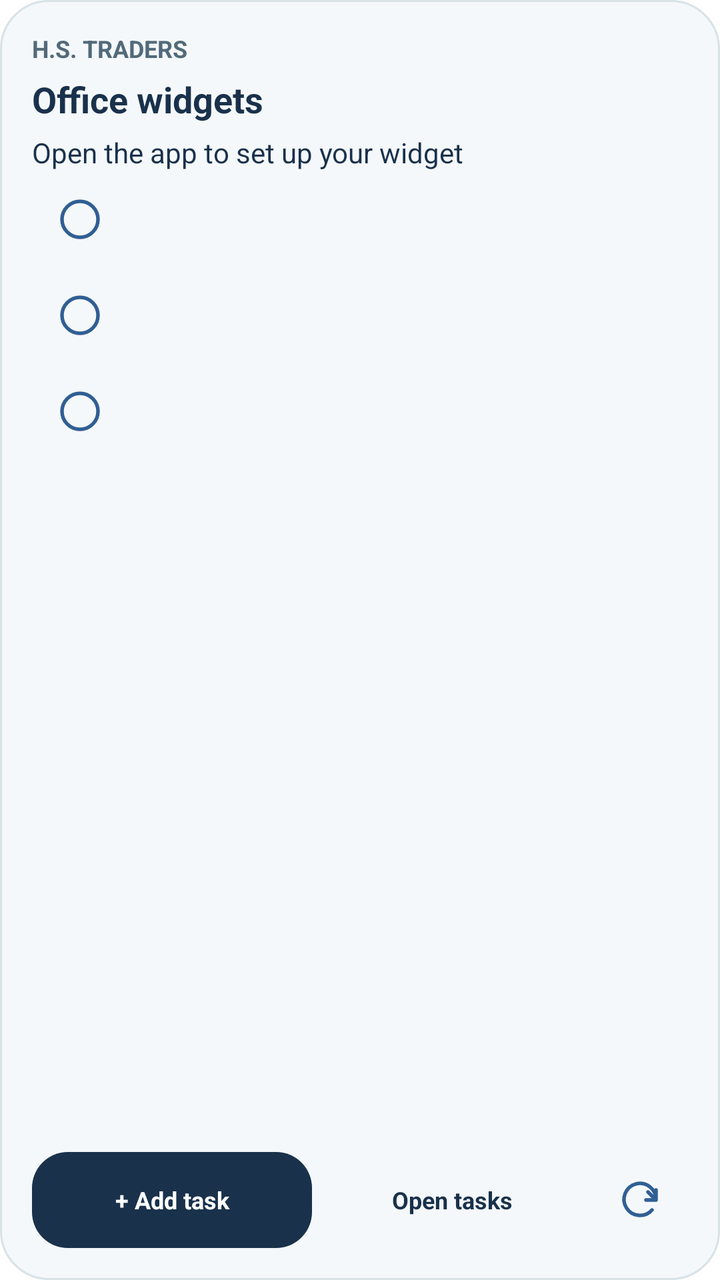
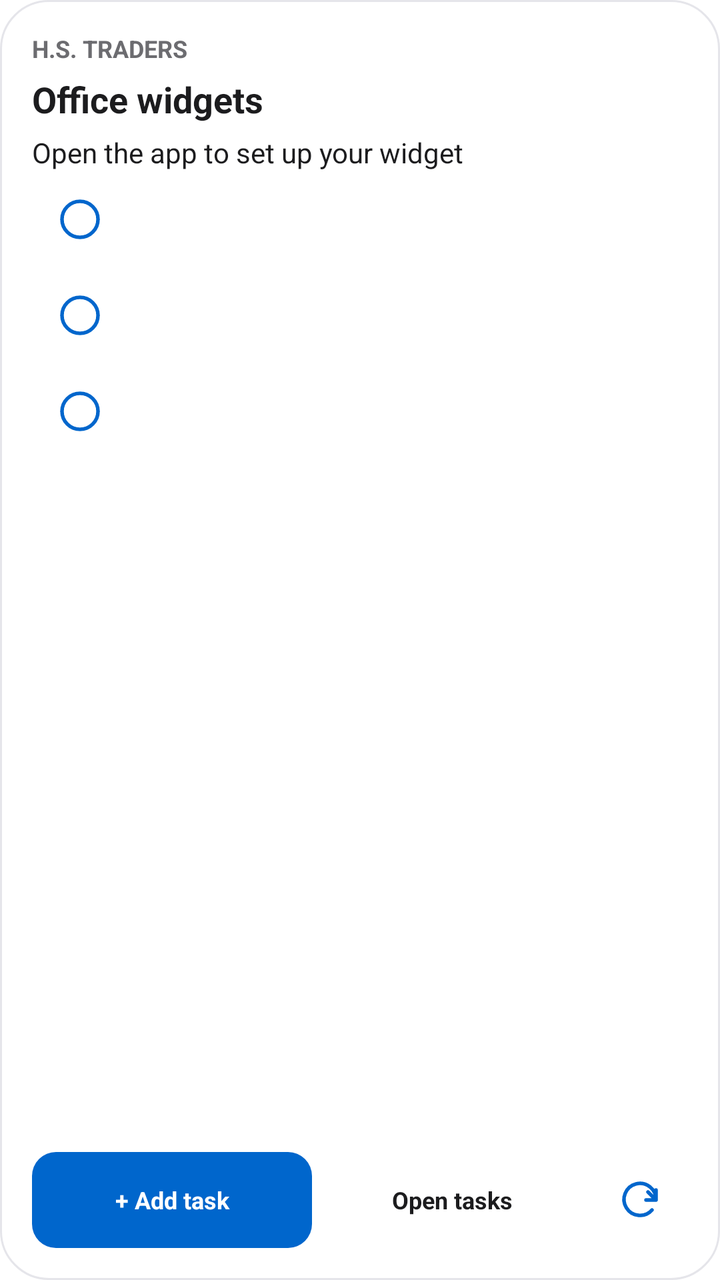

Two renders of the same Android screen: before a commit and after it. Below are the layout's source before the change and the commit's diff.
<!-- AndroidManifest.xml: fallback theme Theme.MaterialComponents.DayNight.NoActionBar -->
<!-- res/layout/office_widget.xml -->
<LinearLayout xmlns:android="http://schemas.android.com/apk/res/android"
  android:id="@+id/widget_root" android:layout_width="match_parent" android:layout_height="match_parent"
  android:orientation="vertical" android:padding="16dp" android:background="@drawable/office_widget_background">
  <TextView android:id="@+id/widget_brand" android:layout_width="match_parent" android:layout_height="wrap_content"
    android:text="@string/office_widget_brand" android:textColor="#526A7A" android:textSize="12sp" android:textStyle="bold" />
  <TextView android:id="@+id/widget_title" android:layout_width="match_parent" android:layout_height="wrap_content"
    android:layout_marginTop="5dp" android:text="@string/office_widget_setup_title" android:textColor="#19314B" android:textSize="18sp"
    android:textStyle="bold" android:maxLines="2" android:ellipsize="end" />
  <TextView android:id="@+id/widget_summary" android:layout_width="match_parent" android:layout_height="wrap_content"
    android:layout_marginTop="5dp" android:text="@string/office_widget_setup_copy" android:textColor="#19314B"
    android:textSize="14sp" android:maxLines="2" android:ellipsize="end" />
  <LinearLayout android:id="@+id/widget_task1" android:layout_width="match_parent" android:layout_height="48dp" android:orientation="horizontal" android:gravity="center_vertical">
    <ImageButton android:id="@+id/widget_done1" android:layout_width="48dp" android:layout_height="48dp" android:padding="13dp" android:src="@drawable/office_widget_checkbox" android:background="@android:color/transparent" android:contentDescription="@string/office_widget_mark_done"/>
    <TextView android:id="@+id/widget_row1" android:layout_width="0dp" android:layout_weight="1" android:layout_height="match_parent" android:gravity="center_vertical" android:textColor="#19314B" android:textSize="12sp" android:maxLines="2" android:ellipsize="end" />
  </LinearLayout>
  <LinearLayout android:id="@+id/widget_task2" android:layout_width="match_parent" android:layout_height="48dp" android:orientation="horizontal" android:gravity="center_vertical">
    <ImageButton android:id="@+id/widget_done2" android:layout_width="48dp" android:layout_height="48dp" android:padding="13dp" android:src="@drawable/office_widget_checkbox" android:background="@android:color/transparent" android:contentDescription="@string/office_widget_mark_done"/>
    <TextView android:id="@+id/widget_row2" android:layout_width="0dp" android:layout_weight="1" android:layout_height="match_parent" android:gravity="center_vertical" android:textColor="#19314B" android:textSize="12sp" android:maxLines="2" android:ellipsize="end" />
  </LinearLayout>
  <LinearLayout android:id="@+id/widget_task3" android:layout_width="match_parent" android:layout_height="48dp" android:orientation="horizontal" android:gravity="center_vertical">
    <ImageButton android:id="@+id/widget_done3" android:layout_width="48dp" android:layout_height="48dp" android:padding="13dp" android:src="@drawable/office_widget_checkbox" android:background="@android:color/transparent" android:contentDescription="@string/office_widget_mark_done"/>
    <TextView android:id="@+id/widget_row3" android:layout_width="0dp" android:layout_weight="1" android:layout_height="match_parent" android:gravity="center_vertical" android:textColor="#19314B" android:textSize="12sp" android:maxLines="2" android:ellipsize="end" />
  </LinearLayout>
  <TextView android:layout_width="1dp" android:layout_height="0dp" android:layout_weight="1" />
  <TextView android:id="@+id/widget_updated" android:layout_width="match_parent" android:layout_height="wrap_content"
    android:layout_marginTop="6dp" android:textColor="#526A7A" android:textSize="12sp" android:maxLines="1" android:ellipsize="end" />
  <LinearLayout android:layout_width="match_parent" android:layout_height="48dp" android:orientation="horizontal" android:layout_marginTop="8dp">
    <TextView android:id="@+id/widget_add" android:layout_width="0dp" android:layout_weight="1" android:layout_height="48dp" android:gravity="center" android:text="@string/office_widget_add" android:textSize="12sp" android:textStyle="bold" android:textColor="#FFFFFF" android:background="@drawable/office_widget_button"/>
    <TextView android:id="@+id/widget_open" android:layout_width="0dp" android:layout_weight="1" android:layout_height="48dp" android:gravity="center" android:text="@string/office_widget_open_tasks" android:textSize="12sp" android:textStyle="bold" android:textColor="#19314B"/>
    <ImageButton android:id="@+id/widget_refresh" android:layout_width="48dp" android:layout_height="48dp" android:padding="14dp" android:src="@drawable/office_widget_refresh" android:contentDescription="@string/office_widget_refresh" android:background="@android:color/transparent"/>
  </LinearLayout>
</LinearLayout>
<!-- resources referenced by this layout -->
<resources>
  <!-- drawable office_widget_background (drawable) -->
  <shape xmlns:android="http://schemas.android.com/apk/res/android">
    <solid android:color="#F4F8FA" /><corners android:radius="24dp" />
    <stroke android:width="1dp" android:color="#D8E2E7" />
  </shape>
  <!-- drawable office_widget_button (drawable) -->
  <shape xmlns:android="http://schemas.android.com/apk/res/android">
    <solid android:color="#19314B" /><corners android:radius="18dp" />
  </shape>
  <!-- drawable office_widget_checkbox (drawable) -->
  <vector xmlns:android="http://schemas.android.com/apk/res/android" android:width="24dp" android:height="24dp" android:viewportWidth="24" android:viewportHeight="24"><path android:pathData="M12,3a9,9 0,1 0,0 18a9,9 0,1 0,0 -18" android:strokeColor="#315f94" android:strokeWidth="1.8" android:strokeLineCap="round" android:strokeLineJoin="round" android:fillColor="@android:color/transparent"/></vector>
  <!-- drawable office_widget_refresh (drawable) -->
  <vector xmlns:android="http://schemas.android.com/apk/res/android" android:width="24dp" android:height="24dp" android:viewportWidth="24" android:viewportHeight="24"><path android:pathData="M20,7v5h-5M20,12a8,8 0,1 0,-2 5M20,12L16,8" android:strokeColor="#315f94" android:strokeWidth="1.8" android:strokeLineCap="round" android:strokeLineJoin="round" android:fillColor="@android:color/transparent"/></vector>
  <string name="office_widget_add">+ Add task</string>
  <string name="office_widget_brand">H.S. TRADERS</string>
  <string name="office_widget_mark_done">Mark task done</string>
  <string name="office_widget_open_tasks">Open tasks</string>
  <string name="office_widget_refresh">Refresh tasks</string>
  <string name="office_widget_setup_copy">Open the app to set up your widget</string>
  <string name="office_widget_setup_title">Office widgets</string>
</resources>

<!-- the commit's change to res/layout/office_widget.xml (unified diff, before → after) -->
@@ -2,31 +2,31 @@
   android:id="@+id/widget_root" android:layout_width="match_parent" android:layout_height="match_parent"
   android:orientation="vertical" android:padding="16dp" android:background="@drawable/office_widget_background">
   <TextView android:id="@+id/widget_brand" android:layout_width="match_parent" android:layout_height="wrap_content"
-    android:text="@string/office_widget_brand" android:textColor="#526A7A" android:textSize="12sp" android:textStyle="bold" />
+    android:text="@string/office_widget_brand" android:textColor="#6c6c70" android:textSize="12sp" android:textStyle="bold" />
   <TextView android:id="@+id/widget_title" android:layout_width="match_parent" android:layout_height="wrap_content"
-    android:layout_marginTop="5dp" android:text="@string/office_widget_setup_title" android:textColor="#19314B" android:textSize="18sp"
+    android:layout_marginTop="5dp" android:text="@string/office_widget_setup_title" android:textColor="#1c1c1e" android:textSize="18sp"
     android:textStyle="bold" android:maxLines="2" android:ellipsize="end" />
   <TextView android:id="@+id/widget_summary" android:layout_width="match_parent" android:layout_height="wrap_content"
-    android:layout_marginTop="5dp" android:text="@string/office_widget_setup_copy" android:textColor="#19314B"
+    android:layout_marginTop="5dp" android:text="@string/office_widget_setup_copy" android:textColor="#1c1c1e"
     android:textSize="14sp" android:maxLines="2" android:ellipsize="end" />
   <LinearLayout android:id="@+id/widget_task1" android:layout_width="match_parent" android:layout_height="48dp" android:orientation="horizontal" android:gravity="center_vertical">
     <ImageButton android:id="@+id/widget_done1" android:layout_width="48dp" android:layout_height="48dp" android:padding="13dp" android:src="@drawable/office_widget_checkbox" android:background="@android:color/transparent" android:contentDescription="@string/office_widget_mark_done"/>
-    <TextView android:id="@+id/widget_row1" android:layout_width="0dp" android:layout_weight="1" android:layout_height="match_parent" android:gravity="center_vertical" android:textColor="#19314B" android:textSize="12sp" android:maxLines="2" android:ellipsize="end" />
+    <TextView android:id="@+id/widget_row1" android:layout_width="0dp" android:layout_weight="1" android:layout_height="match_parent" android:gravity="center_vertical" android:textColor="#1c1c1e" android:textSize="12sp" android:maxLines="2" android:ellipsize="end" />
   </LinearLayout>
   <LinearLayout android:id="@+id/widget_task2" android:layout_width="match_parent" android:layout_height="48dp" android:orientation="horizontal" android:gravity="center_vertical">
     <ImageButton android:id="@+id/widget_done2" android:layout_width="48dp" android:layout_height="48dp" android:padding="13dp" android:src="@drawable/office_widget_checkbox" android:background="@android:color/transparent" android:contentDescription="@string/office_widget_mark_done"/>
-    <TextView android:id="@+id/widget_row2" android:layout_width="0dp" android:layout_weight="1" android:layout_height="match_parent" android:gravity="center_vertical" android:textColor="#19314B" android:textSize="12sp" android:maxLines="2" android:ellipsize="end" />
+    <TextView android:id="@+id/widget_row2" android:layout_width="0dp" android:layout_weight="1" android:layout_height="match_parent" android:gravity="center_vertical" android:textColor="#1c1c1e" android:textSize="12sp" android:maxLines="2" android:ellipsize="end" />
   </LinearLayout>
   <LinearLayout android:id="@+id/widget_task3" android:layout_width="match_parent" android:layout_height="48dp" android:orientation="horizontal" android:gravity="center_vertical">
     <ImageButton android:id="@+id/widget_done3" android:layout_width="48dp" android:layout_height="48dp" android:padding="13dp" android:src="@drawable/office_widget_checkbox" android:background="@android:color/transparent" android:contentDescription="@string/office_widget_mark_done"/>
-    <TextView android:id="@+id/widget_row3" android:layout_width="0dp" android:layout_weight="1" android:layout_height="match_parent" android:gravity="center_vertical" android:textColor="#19314B" android:textSize="12sp" android:maxLines="2" android:ellipsize="end" />
+    <TextView android:id="@+id/widget_row3" android:layout_width="0dp" android:layout_weight="1" android:layout_height="match_parent" android:gravity="center_vertical" android:textColor="#1c1c1e" android:textSize="12sp" android:maxLines="2" android:ellipsize="end" />
   </LinearLayout>
   <TextView android:layout_width="1dp" android:layout_height="0dp" android:layout_weight="1" />
   <TextView android:id="@+id/widget_updated" android:layout_width="match_parent" android:layout_height="wrap_content"
-    android:layout_marginTop="6dp" android:textColor="#526A7A" android:textSize="12sp" android:maxLines="1" android:ellipsize="end" />
+    android:layout_marginTop="6dp" android:textColor="#6c6c70" android:textSize="12sp" android:maxLines="1" android:ellipsize="end" />
   <LinearLayout android:layout_width="match_parent" android:layout_height="48dp" android:orientation="horizontal" android:layout_marginTop="8dp">
     <TextView android:id="@+id/widget_add" android:layout_width="0dp" android:layout_weight="1" android:layout_height="48dp" android:gravity="center" android:text="@string/office_widget_add" android:textSize="12sp" android:textStyle="bold" android:textColor="#FFFFFF" android:background="@drawable/office_widget_button"/>
-    <TextView android:id="@+id/widget_open" android:layout_width="0dp" android:layout_weight="1" android:layout_height="48dp" android:gravity="center" android:text="@string/office_widget_open_tasks" android:textSize="12sp" android:textStyle="bold" android:textColor="#19314B"/>
+    <TextView android:id="@+id/widget_open" android:layout_width="0dp" android:layout_weight="1" android:layout_height="48dp" android:gravity="center" android:text="@string/office_widget_open_tasks" android:textSize="12sp" android:textStyle="bold" android:textColor="#1c1c1e"/>
     <ImageButton android:id="@+id/widget_refresh" android:layout_width="48dp" android:layout_height="48dp" android:padding="14dp" android:src="@drawable/office_widget_refresh" android:contentDescription="@string/office_widget_refresh" android:background="@android:color/transparent"/>
   </LinearLayout>
 </LinearLayout>
<!-- resource entries referenced after the edit -->
@@ -2,17 +2,17 @@
 <resources>
   <!-- drawable office_widget_background (drawable) -->
   <shape xmlns:android="http://schemas.android.com/apk/res/android">
-    <solid android:color="#F4F8FA" /><corners android:radius="24dp" />
-    <stroke android:width="1dp" android:color="#D8E2E7" />
+    <solid android:color="#FFFFFF" /><corners android:radius="24dp" />
+    <stroke android:width="1dp" android:color="#E5E5EA" />
   </shape>
   <!-- drawable office_widget_button (drawable) -->
   <shape xmlns:android="http://schemas.android.com/apk/res/android">
-    <solid android:color="#19314B" /><corners android:radius="18dp" />
+    <solid android:color="#0066cc" /><corners android:radius="12dp" />
   </shape>
   <!-- drawable office_widget_checkbox (drawable) -->
-  <vector xmlns:android="http://schemas.android.com/apk/res/android" android:width="24dp" android:height="24dp" android:viewportWidth="24" android:viewportHeight="24"><path android:pathData="M12,3a9,9 0,1 0,0 18a9,9 0,1 0,0 -18" android:strokeColor="#315f94" android:strokeWidth="1.8" android:strokeLineCap="round" android:strokeLineJoin="round" android:fillColor="@android:color/transparent"/></vector>
+  <vector xmlns:android="http://schemas.android.com/apk/res/android" android:width="24dp" android:height="24dp" android:viewportWidth="24" android:viewportHeight="24"><path android:pathData="M12,3a9,9 0,1 0,0 18a9,9 0,1 0,0 -18" android:strokeColor="#0066cc" android:strokeWidth="1.8" android:strokeLineCap="round" android:strokeLineJoin="round" android:fillColor="@android:color/transparent"/></vector>
   <!-- drawable office_widget_refresh (drawable) -->
-  <vector xmlns:android="http://schemas.android.com/apk/res/android" android:width="24dp" android:height="24dp" android:viewportWidth="24" android:viewportHeight="24"><path android:pathData="M20,7v5h-5M20,12a8,8 0,1 0,-2 5M20,12L16,8" android:strokeColor="#315f94" android:strokeWidth="1.8" android:strokeLineCap="round" android:strokeLineJoin="round" android:fillColor="@android:color/transparent"/></vector>
+  <vector xmlns:android="http://schemas.android.com/apk/res/android" android:width="24dp" android:height="24dp" android:viewportWidth="24" android:viewportHeight="24"><path android:pathData="M20,7v5h-5M20,12a8,8 0,1 0,-2 5M20,12L16,8" android:strokeColor="#0066cc" android:strokeWidth="1.8" android:strokeLineCap="round" android:strokeLineJoin="round" android:fillColor="@android:color/transparent"/></vector>
   <string name="office_widget_add">+ Add task</string>
   <string name="office_widget_brand">H.S. TRADERS</string>
   <string name="office_widget_mark_done">Mark task done</string>
